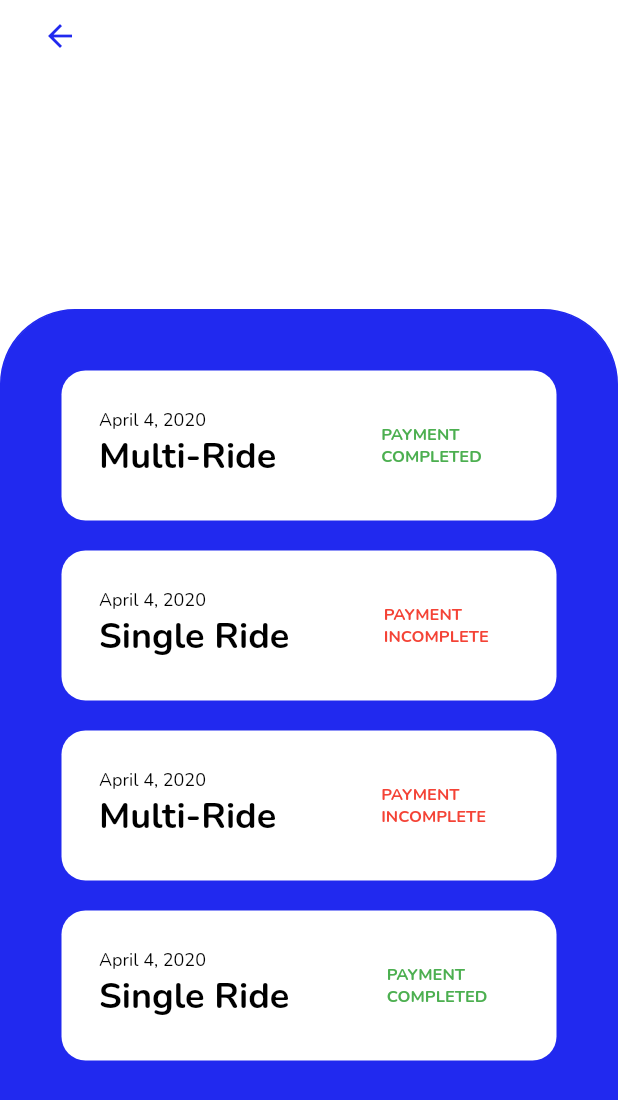
After one commit to lhancewong/CSCI42-One-Big-Car, a Flutter app: the RideHistory screen opened by its route, on a phone screen of 412 x 824 dp. The commit adds this screen. Shown: the top 1100 px of the screen. Run offline on Flutter 3.47's test engine with Material 2 defaults, Android fonts, the phone set to English and light mode, and no system bars; our stand-ins replace date_field, firebase_auth, firebase_core; missing offline and left inert: firebase_ui_auth; accounts and stored records are empty.

Commit message:
added ride history wireframe

```diff
--- a/lib/main.dart
+++ b/lib/main.dart
@@ -12,6 +12,7 @@ import 'package:one_big_car/pages/user_homepage.dart';
 import 'package:one_big_car/pages/user_profile.dart';
 import 'package:one_big_car/pages/landing_page.dart';
 import 'package:one_big_car/pages/single_booking.dart';
+import 'package:one_big_car/pages/ride_history.dart';
 
 Future<void> main() async {
   WidgetsFlutterBinding.ensureInitialized();
@@ -41,6 +42,7 @@ class MyApp extends StatelessWidget {
         '/': (context) => const Landing(),
         '/Homepage': (context) => const UserHomepage(),
         '/SingleBooking': (context) => const SingleBooking(),
+        '/RideHistory': (context) => const RideHistory(),
         '/LogIn': ((context) {
           return SignInScreen(
             actions: [
--- /dev/null
+++ b/lib/pages/ride_history.dart
@@ -0,0 +1,318 @@
+import 'package:firebase_auth/firebase_auth.dart'
+    hide EmailAuthProvider, PhoneAuthProvider;
+import 'package:flutter/material.dart';
+
+const List<String> list = <String>['HEAD', 'PASSENGER'];
+
+class RideHistory extends StatefulWidget {
+  const RideHistory({super.key});
+
+  @override
+  State<RideHistory> createState() => _RideHistoryState();
+}
+
+class _RideHistoryState extends State<RideHistory> {
+  String dropdownValue = list.first;
+  final FirebaseAuth auth = FirebaseAuth.instance;
+
+  String getData() {
+    final User user = auth.currentUser!;
+    return user.displayName!;
+  }
+
+  @override
+  Widget build(BuildContext context) {
+    double screenWidth = MediaQuery.of(context).size.width;
+    double screenHeight = MediaQuery.of(context).size.height;
+
+    Color obcGrey = const Color.fromRGBO(243, 243, 243, 1);
+
+    return Scaffold(
+      backgroundColor: Colors.white,
+      floatingActionButtonLocation: FloatingActionButtonLocation.startTop,
+      floatingActionButton: const BackButton(
+        color: Color.fromRGBO(33, 41, 239, 1),
+      ),
+      body: Stack(
+        children: [
+          Align(
+            alignment: Alignment.bottomCenter,
+            child: Container(
+              padding: const EdgeInsets.all(40.0),
+              height: screenHeight * 0.75,
+              decoration: BoxDecoration(
+                border: Border.all(color: const Color.fromRGBO(33, 41, 239, 1)),
+                borderRadius: const BorderRadius.only(
+                  topLeft: Radius.circular(50),
+                  topRight: Radius.circular(50),
+                ),
+                color: const Color.fromRGBO(33, 41, 239, 1),
+              ),
+              child: Column(
+                children: [
+                  Container(
+                      width: screenWidth * 0.85,
+                      height: 100,
+                      decoration: BoxDecoration(
+                        borderRadius:
+                            const BorderRadius.all(Radius.circular(16)),
+                        color: Colors.white,
+                      ),
+                      padding: const EdgeInsets.all(25),
+                      child: Row(
+                        children: [
+                          Column(
+                            crossAxisAlignment: CrossAxisAlignment.start,
+                            children: [
+                              const Text(
+                                "April 4, 2020",
+                                style: const TextStyle(
+                                  fontWeight: FontWeight.w400,
+                                  fontSize: 12,
+                                  fontFamily: 'Nunito',
+                                  color: Colors.black,
+                                ),
+                              ),
+                              const Text(
+                                "Multi-Ride",
+                                style: const TextStyle(
+                                  fontWeight: FontWeight.w700,
+                                  fontSize: 24,
+                                  fontFamily: 'Nunito',
+                                  color: Colors.black,
+                                ),
+                              )
+                            ],
+                          ),
+                          SizedBox(
+                            width: 70,
+                          ),
+                          Column(
+                            crossAxisAlignment: CrossAxisAlignment.start,
+                            mainAxisAlignment: MainAxisAlignment.center,
+                            children: [
+                              const Text("PAYMENT",
+                                  textAlign: TextAlign.right,
+                                  style: const TextStyle(
+                                    fontWeight: FontWeight.w700,
+                                    fontSize: 11,
+                                    fontFamily: 'Nunito',
+                                    color: Colors.green,
+                                  )),
+                              const Text(
+                                "COMPLETED",
+                                textAlign: TextAlign.right,
+                                style: const TextStyle(
+                                    fontWeight: FontWeight.w700,
+                                    fontSize: 11,
+                                    fontFamily: 'Nunito',
+                                    color: Colors.green),
+                              )
+                            ],
+                          )
+                        ],
+                      )),
+                  SizedBox(
+                    height: 20,
+                  ),
+                  Container(
+                      width: screenWidth * 0.85,
+                      height: 100,
+                      decoration: BoxDecoration(
+                        borderRadius:
+                            const BorderRadius.all(Radius.circular(16)),
+                        color: Colors.white,
+                      ),
+                      padding: const EdgeInsets.all(25),
+                      child: Row(
+                        children: [
+                          Column(
+                            crossAxisAlignment: CrossAxisAlignment.start,
+                            children: [
+                              const Text(
+                                "April 4, 2020",
+                                style: const TextStyle(
+                                  fontWeight: FontWeight.w400,
+                                  fontSize: 12,
+                                  fontFamily: 'Nunito',
+                                  color: Colors.black,
+                                ),
+                              ),
+                              const Text(
+                                "Single Ride",
+                                style: const TextStyle(
+                                  fontWeight: FontWeight.w700,
+                                  fontSize: 24,
+                                  fontFamily: 'Nunito',
+                                  color: Colors.black,
+                                ),
+                              )
+                            ],
+                          ),
+                          SizedBox(
+                            width: 63,
+                          ),
+                          Column(
+                            crossAxisAlignment: CrossAxisAlignment.start,
+                            mainAxisAlignment: MainAxisAlignment.center,
+                            children: [
+                              const Text("PAYMENT",
+                                  textAlign: TextAlign.right,
+                                  style: const TextStyle(
+                                    fontWeight: FontWeight.w700,
+                                    fontSize: 11,
+                                    fontFamily: 'Nunito',
+                                    color: Colors.red,
+                                  )),
+                              const Text(
+                                "INCOMPLETE",
+                                textAlign: TextAlign.right,
+                                style: const TextStyle(
+                                    fontWeight: FontWeight.w700,
+                                    fontSize: 11,
+                                    fontFamily: 'Nunito',
+                                    color: Colors.red),
+                              )
+                            ],
+                          )
+                        ],
+                      )),
+                  SizedBox(
+                    height: 20,
+                  ),
+                  Container(
+                      width: screenWidth * 0.85,
+                      height: 100,
+                      decoration: BoxDecoration(
+                        borderRadius:
+                            const BorderRadius.all(Radius.circular(16)),
+                        color: Colors.white,
+                      ),
+                      padding: const EdgeInsets.all(25),
+                      child: Row(
+                        children: [
+                          Column(
+                            crossAxisAlignment: CrossAxisAlignment.start,
+                            children: [
+                              const Text(
+                                "April 4, 2020",
+                                style: const TextStyle(
+                                  fontWeight: FontWeight.w400,
+                                  fontSize: 12,
+                                  fontFamily: 'Nunito',
+                                  color: Colors.black,
+                                ),
+                              ),
+                              const Text(
+                                "Multi-Ride",
+                                style: const TextStyle(
+                                  fontWeight: FontWeight.w700,
+                                  fontSize: 24,
+                                  fontFamily: 'Nunito',
+                                  color: Colors.black,
+                                ),
+                              )
+                            ],
+                          ),
+                          SizedBox(
+                            width: 70,
+                          ),
+                          Column(
+                            crossAxisAlignment: CrossAxisAlignment.start,
+                            mainAxisAlignment: MainAxisAlignment.center,
+                            children: [
+                              const Text("PAYMENT",
+                                  textAlign: TextAlign.right,
+                                  style: const TextStyle(
+                                    fontWeight: FontWeight.w700,
+                                    fontSize: 11,
+                                    fontFamily: 'Nunito',
+                                    color: Colors.red,
+                                  )),
+                              const Text(
+                                "INCOMPLETE",
+                                textAlign: TextAlign.right,
+                                style: const TextStyle(
+                                    fontWeight: FontWeight.w700,
+                                    fontSize: 11,
+                                    fontFamily: 'Nunito',
+                                    color: Colors.red),
+                              )
+                            ],
+                          )
+                        ],
+                      )),
+                  SizedBox(
+                    height: 20,
+                  ),
+                  Container(
+                      width: screenWidth * 0.85,
+                      height: 100,
+                      decoration: BoxDecoration(
+                        borderRadius:
+                            const BorderRadius.all(Radius.circular(16)),
+                        color: Colors.white,
+                      ),
+                      padding: const EdgeInsets.all(25),
+                      child: Row(
+                        children: [
+                          Column(
+                            crossAxisAlignment: CrossAxisAlignment.start,
+                            children: [
+                              const Text(
+                                "April 4, 2020",
+                                style: const TextStyle(
+                                  fontWeight: FontWeight.w400,
+                                  fontSize: 12,
+                                  fontFamily: 'Nunito',
+                                  color: Colors.black,
+                                ),
+                              ),
+                              const Text(
+                                "Single Ride",
+                                style: const TextStyle(
+                                  fontWeight: FontWeight.w700,
+                                  fontSize: 24,
+                                  fontFamily: 'Nunito',
+                                  color: Colors.black,
+                                ),
+                              )
+                            ],
+                          ),
+                          SizedBox(
+                            width: 65,
+                          ),
+                          Column(
+                            crossAxisAlignment: CrossAxisAlignment.start,
+                            mainAxisAlignment: MainAxisAlignment.center,
+                            children: [
+                              const Text("PAYMENT",
+                                  textAlign: TextAlign.right,
+                                  style: const TextStyle(
+                                    fontWeight: FontWeight.w700,
+                                    fontSize: 11,
+                                    fontFamily: 'Nunito',
+                                    color: Colors.green,
+                                  )),
+                              const Text(
+                                "COMPLETED",
+                                textAlign: TextAlign.right,
+                                style: const TextStyle(
+                                    fontWeight: FontWeight.w700,
+                                    fontSize: 11,
+                                    fontFamily: 'Nunito',
+                                    color: Colors.green),
+                              )
+                            ],
+                          )
+                        ],
+                      )),
+                ],
+              ),
+            ),
+          ),
+        ],
+      ),
+    );
+  }
+}
--- a/lib/pages/user_homepage.dart
+++ b/lib/pages/user_homepage.dart
@@ -15,12 +15,11 @@ class UserHomepage extends StatefulWidget {
 ///  turn off that widget given that condition, ideally this widget should have
 ///  it. For now I wont do that.
 class _UserHomepageState extends State<UserHomepage> {
-
-   final FirebaseAuth auth = FirebaseAuth.instance;
+  final FirebaseAuth auth = FirebaseAuth.instance;
 
   String getData() {
-  final User user = auth.currentUser!;
-  return user.displayName!;
+    final User user = auth.currentUser!;
+    return user.displayName!;
   }
 
   @override
@@ -134,7 +133,9 @@ class _UserHomepageState extends State<UserHomepage> {
                                       borderRadius: BorderRadius.circular(13),
                                       side: BorderSide(color: obcGrey))),
                         ),
-                        onPressed: null,
+                        onPressed: () {
+                          Navigator.of(context).pushNamed('/RideHistory');
+                        },
                         child: const Text('View ride history',
                             style: TextStyle(
                               fontWeight: FontWeight.bold,
```
